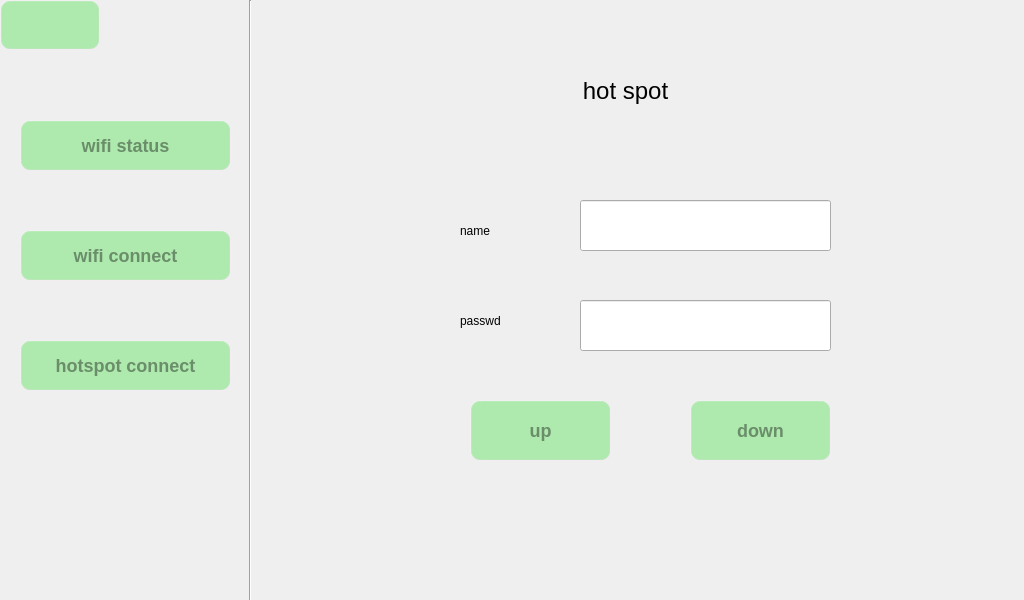
Old version of the form qt/t507/wifi.ui in the repository jizizihe/baijie_demo.
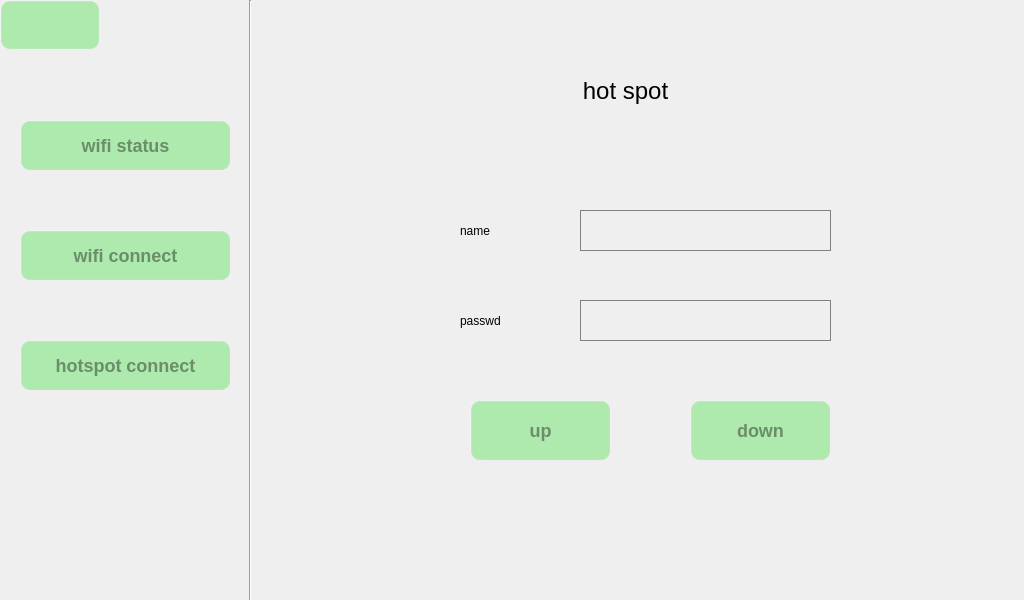
New version of the form. The open tabs and pages were chosen to show the change. Icons and pictures are not drawn. Custom widgets are drawn as their Qt base class.

Diff of the .ui file:
```diff
--- a/qt/t507/wifi.ui
+++ b/qt/t507/wifi.ui
@@ -65,7 +65,12 @@
 QListWidget::Item:hover { background: #4CAF50; color: white; }
 QListWidget::item:selected { background: #e7e7e7; color: #f44336; }
 QListWidget::item:selected:!active { background: lightgreen; }
-</string>
+
+QLineEdit
+{
+background-color:transparent;
+ border:1px solid gray;color: black;
+}</string>
   </property>
   <widget class="QWidget" name="centralwidget">
    <widget class="QPushButton" name="ReturnBtn">
@@ -197,9 +202,9 @@
       <property name="geometry">
        <rect>
         <x>320</x>
-        <y>190</y>
+        <y>200</y>
         <width>251</width>
-        <height>51</height>
+        <height>41</height>
        </rect>
       </property>
      </widget>
@@ -209,7 +214,7 @@
         <x>320</x>
         <y>290</y>
         <width>251</width>
-        <height>51</height>
+        <height>41</height>
        </rect>
       </property>
      </widget>
```
Left out of the diff: 2 changed lines with no effect on the pictures.
